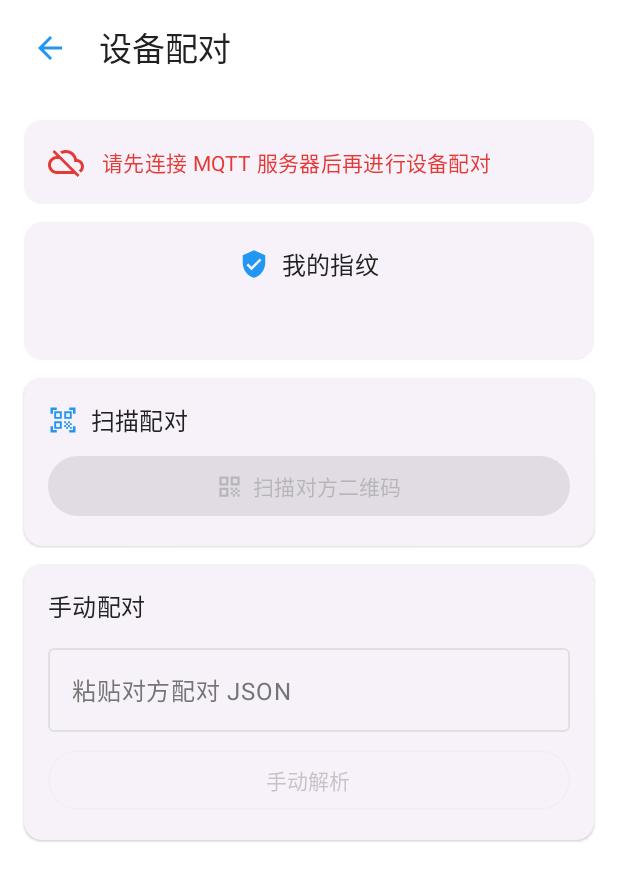
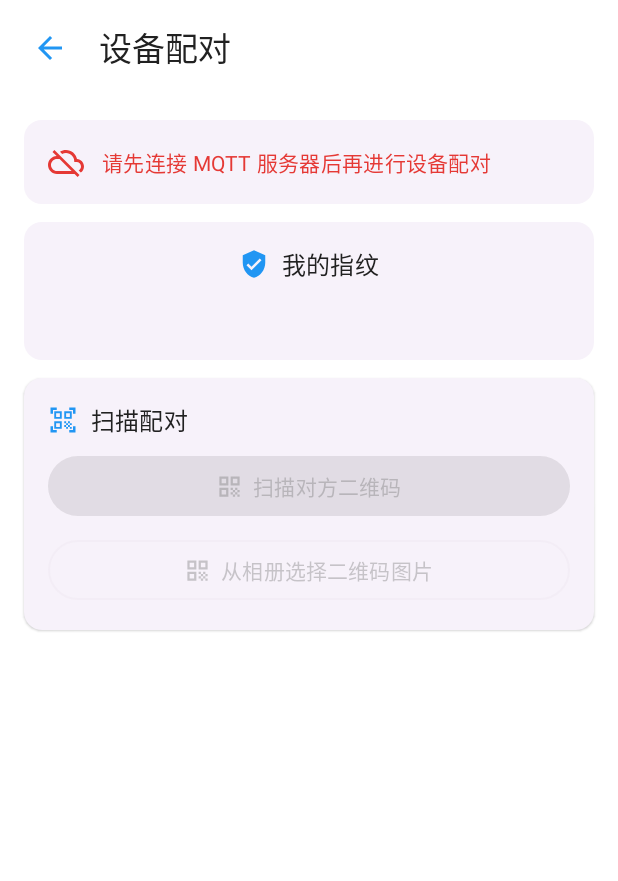
Before and after one commit to Micro-Cnhua/MyMesag, an Android app built with Jetpack Compose: the composable PairScreen shown on its own in the app's theme, on a phone screen of 412 x 824 dp. Shown: the top 881 px of the screen. Run offline under Robolectric (Android 15) with nearby library versions, the phone set to English and light mode, and no system bars; libraries missing offline, so code that uses them is left out: com.google.crypto.tink, com.journeyapps.barcodescanner, org.eclipse.paho; 6 statements that could not run were skipped.

Commit message:
Fixed some issues and busg, update to v0.3.2

```diff
--- a/app/build.gradle.kts
+++ b/app/build.gradle.kts
@@ -25,8 +25,8 @@ android {
         applicationId = "com.mymesag"
         minSdk = 26
         targetSdk = 35
-        versionCode = 5
-        versionName = "0.3.1"
+        versionCode = 6
+        versionName = "0.3.2"
     }
 
     signingConfigs {
@@ -81,7 +81,7 @@ dependencies {
     implementation(libs.androidx.compose.ui.graphics)
     implementation(libs.androidx.compose.ui.tooling.preview)
     implementation(libs.androidx.compose.material3)
-    implementation(libs.androidx.compose.material.icons.extended)
+    implementation(libs.androidx.compose.material.icons.core)
     implementation(libs.androidx.lifecycle.runtime.ktx)
     implementation(libs.androidx.lifecycle.runtime.compose)
     implementation(libs.androidx.lifecycle.viewmodel.compose)
--- a/app/src/main/AndroidManifest.xml
+++ b/app/src/main/AndroidManifest.xml
@@ -51,6 +51,11 @@
             android:exported="false"
             android:theme="@style/Theme.MyMesag" />
 
+        <activity
+            android:name="com.journeyapps.barcodescanner.CaptureActivity"
+            android:screenOrientation="locked"
+            tools:replace="android:screenOrientation" />
+
         <service
             android:name=".service.NotifyListenerService"
             android:exported="true"
--- /dev/null
+++ b/app/src/main/java/com/mymesag/ui/AppIcons.kt
@@ -0,0 +1,92 @@
+package com.mymesag.ui
+
+import androidx.compose.ui.graphics.Color
+import androidx.compose.ui.graphics.SolidColor
+import androidx.compose.ui.graphics.vector.ImageVector
+import androidx.compose.ui.graphics.vector.PathParser
+import androidx.compose.ui.unit.dp
+
+/**
+ * 本地复刻的 Material 图标（路径数据来自官方 material-design-icons 24px SVG）。
+ * 替代 material-icons-extended 依赖，仅保留项目实际用到的图标，显著减小 APK 体积。
+ * 颜色固定为 Black，实际显示颜色由 Icon(tint=...) 决定，与原扩展库行为一致。
+ */
+object AppIcons {
+
+    val BatteryFull: ImageVector by lazy { icon("BatteryFull", "M15.67 4H14V2h-4v2H8.33C7.6 4 7 4.6 7 5.33v15.33C7 21.4 7.6 22 8.33 22h7.33c.74 0 1.34-.6 1.34-1.33V5.33C17 4.6 16.4 4 15.67 4z") }
+
+    val Chat: ImageVector by lazy { icon("Chat", "M20 2H4c-1.1 0-1.99.9-1.99 2L2 22l4-4h14c1.1 0 2-.9 2-2V4c0-1.1-.9-2-2-2zM6 9h12v2H6V9zm8 5H6v-2h8v2zm4-6H6V6h12v2z") }
+
+    val Cloud: ImageVector by lazy { icon("Cloud", "M19.35 10.04C18.67 6.59 15.64 4 12 4 9.11 4 6.6 5.64 5.35 8.04 2.34 8.36 0 10.91 0 14c0 3.31 2.69 6 6 6h13c2.76 0 5-2.24 5-5 0-2.64-2.05-4.78-4.65-4.96z") }
+
+    val CloudDone: ImageVector by lazy { icon("CloudDone", "M19.35 10.04C18.67 6.59 15.64 4 12 4 9.11 4 6.6 5.64 5.35 8.04 2.34 8.36 0 10.91 0 14c0 3.31 2.69 6 6 6h13c2.76 0 5-2.24 5-5 0-2.64-2.05-4.78-4.65-4.96zM10 17l-3.5-3.5 1.41-1.41L10 14.17 15.18 9l1.41 1.41L10 17z") }
+
+    val CloudOff: ImageVector by lazy { icon("CloudOff", "M19.35 10.04C18.67 6.59 15.64 4 12 4c-1.48 0-2.85.43-4.01 1.17l1.46 1.46C10.21 6.23 11.08 6 12 6c3.04 0 5.5 2.46 5.5 5.5v.5H19c1.66 0 3 1.34 3 3 0 1.13-.64 2.11-1.56 2.62l1.45 1.45C23.16 18.16 24 16.68 24 15c0-2.64-2.05-4.78-4.65-4.96zM3 5.27l2.75 2.74C2.56 8.15 0 10.77 0 14c0 3.31 2.69 6 6 6h11.73l2 2L21 20.73 4.27 4 3 5.27zM7.73 10l8 8H6c-2.21 0-4-1.79-4-4s1.79-4 4-4h1.73z") }
+
+    val CloudQueue: ImageVector by lazy { icon("CloudQueue", "M19.35 10.04C18.67 6.59 15.64 4 12 4 9.11 4 6.6 5.64 5.35 8.04 2.34 8.36 0 10.91 0 14c0 3.31 2.69 6 6 6h13c2.76 0 5-2.24 5-5 0-2.64-2.05-4.78-4.65-4.96zM19 18H6c-2.21 0-4-1.79-4-4s1.79-4 4-4h.71C7.37 7.69 9.48 6 12 6c3.04 0 5.5 2.46 5.5 5.5v.5H19c1.66 0 3 1.34 3 3s-1.34 3-3 3z") }
+
+    val CloudUpload: ImageVector by lazy { icon("CloudUpload", "M19.35 10.04C18.67 6.59 15.64 4 12 4 9.11 4 6.6 5.64 5.35 8.04 2.34 8.36 0 10.91 0 14c0 3.31 2.69 6 6 6h13c2.76 0 5-2.24 5-5 0-2.64-2.05-4.78-4.65-4.96zM14 13v4h-4v-4H7l5-5 5 5h-3z") }
+
+    val Devices: ImageVector by lazy { icon("Devices", "M4 6h18V4H4c-1.1 0-2 .9-2 2v11H0v3h14v-3H4V6zm19 2h-6c-.55 0-1 .45-1 1v10c0 .55.45 1 1 1h6c.55 0 1-.45 1-1V9c0-.55-.45-1-1-1zm-1 9h-4v-7h4v7z") }
+
+    val DevicesOther: ImageVector by lazy { icon("DevicesOther", "M3 6h18V4H3c-1.1 0-2 .9-2 2v12c0 1.1.9 2 2 2h4v-2H3V6zm10 6H9v1.78c-.61.55-1 1.33-1 2.22s.39 1.67 1 2.22V20h4v-1.78c.61-.55 1-1.34 1-2.22s-.39-1.67-1-2.22V12zm-2 5.5c-.83 0-1.5-.67-1.5-1.5s.67-1.5 1.5-1.5 1.5.67 1.5 1.5-.67 1.5-1.5 1.5zM22 8h-6c-.5 0-1 .5-1 1v10c0 .5.5 1 1 1h6c.5 0 1-.5 1-1V9c0-.5-.5-1-1-1zm-1 10h-4v-8h4v8z") }
+
+    val Error: ImageVector by lazy { icon("Error", "M12 2C6.48 2 2 6.48 2 12s4.48 10 10 10 10-4.48 10-10S17.52 2 12 2zm1 15h-2v-2h2v2zm0-4h-2V7h2v6z") }
+
+    val ExpandLess: ImageVector by lazy { icon("ExpandLess", "M12 8l-6 6 1.41 1.41L12 10.83l4.59 4.58L18 14z") }
+
+    val ExpandMore: ImageVector by lazy { icon("ExpandMore", "M16.59 8.59L12 13.17 7.41 8.59 6 10l6 6 6-6z") }
+
+    val ListAlt: ImageVector by lazy { icon("ListAlt", "M19 5v14H5V5h14m1.1-2H3.9c-.5 0-.9.4-.9.9v16.2c0 .4.4.9.9.9h16.2c.4 0 .9-.5.9-.9V3.9c0-.5-.5-.9-.9-.9zM11 7h6v2h-6V7zm0 4h6v2h-6v-2zm0 4h6v2h-6zM7 7h2v2H7zm0 4h2v2H7zm0 4h2v2H7z") }
+
+    val MenuBook: ImageVector by lazy {
+        icon(
+            "MenuBook",
+            "M21,5c-1.11-0.35-2.33-0.5-3.5-0.5c-1.95,0-4.05,0.4-5.5,1.5c-1.45-1.1-3.55-1.5-5.5-1.5S2.45,4.9,1,6v14.65c0,0.25,0.25,0.5,0.5,0.5c0.1,0,0.15-0.05,0.25-0.05C3.1,20.45,5.05,20,6.5,20c1.95,0,4.05,0.4,5.5,1.5c1.35-0.85,3.8-1.5,5.5-1.5c1.65,0,3.35,0.3,4.75,1.05c0.1,0.05,0.15,0.05,0.25,0.05c0.25,0,0.5-0.25,0.5-0.5V6C22.4,5.55,21.75,5.25,21,5z M21,18.5c-1.1-0.35-2.3-0.5-3.5-0.5c-1.7,0-4.15,0.65-5.5,1.5V8c1.35-0.85,3.8-1.5,5.5-1.5c1.2,0,2.4,0.15,3.5,0.5V18.5z",
+            "M17.5,10.5c0.88,0,1.73,0.09,2.5,0.26V9.24C19.21,9.09,18.36,9,17.5,9c-1.7,0-3.24,0.29-4.5,0.83v1.66C14.13,10.85,15.7,10.5,17.5,10.5z",
+            "M13,12.49v1.66c1.13-0.64,2.7-0.99,4.5-0.99c0.88,0,1.73,0.09,2.5,0.26V11.9c-0.79-0.15-1.64-0.24-2.5-0.24C15.8,11.66,14.26,11.96,13,12.49z",
+            "M17.5,14.33c-1.7,0-3.24,0.29-4.5,0.83v1.66c1.13-0.64,2.7-0.99,4.5-0.99c0.88,0,1.73,0.09,2.5,0.26v-1.52C19.21,14.41,18.36,14.33,17.5,14.33z"
+        )
+    }
+
+    val NotificationsOff: ImageVector by lazy { icon("NotificationsOff", "M20 18.69L7.84 6.14 5.27 3.49 4 4.76l2.8 2.8v.01c-.52.99-.8 2.16-.8 3.42v5l-2 2v1h13.73l2 2L21 19.72l-1-1.03zM12 22c1.11 0 2-.89 2-2h-4c0 1.11.89 2 2 2zm6-7.32V11c0-3.08-1.64-5.64-4.5-6.32V4c0-.83-.67-1.5-1.5-1.5s-1.5.67-1.5 1.5v.68c-.15.03-.29.08-.42.12-.1.03-.2.07-.3.11h-.01c-.01 0-.01 0-.02.01-.23.09-.46.2-.68.31 0 0-.01 0-.01.01L18 14.68z") }
+
+    val PowerSettingsNew: ImageVector by lazy { icon("PowerSettingsNew", "M13 3h-2v10h2V3zm4.83 2.17l-1.42 1.42C17.99 7.86 19 9.81 19 12c0 3.87-3.13 7-7 7s-7-3.13-7-7c0-2.19 1.01-4.14 2.58-5.42L6.17 5.17C4.23 6.82 3 9.26 3 12c0 4.97 4.03 9 9 9s9-4.03 9-9c0-2.74-1.23-5.18-3.17-6.83z") }
+
+    val QrCode: ImageVector by lazy {
+        icon(
+            "QrCode",
+            "M3,11h8V3H3V11z M5,5h4v4H5V5z",
+            "M3,21h8v-8H3V21z M5,15h4v4H5V15z",
+            "M13,3v8h8V3H13z M19,9h-4V5h4V9z",
+            "M19,19h2v2h-2z M13,13h2v2h-2z M15,15h2v2h-2z M13,17h2v2h-2z M15,19h2v2h-2z M17,17h2v2h-2z M17,13h2v2h-2z M19,15h2v2h-2z"
+        )
+    }
+
+    val QrCodeScanner: ImageVector by lazy { icon("QrCodeScanner", "M9.5,6.5v3h-3v-3H9.5 M11,5H5v6h6V5L11,5z M9.5,14.5v3h-3v-3H9.5 M11,13H5v6h6V13L11,13z M17.5,6.5v3h-3v-3H17.5 M19,5h-6v6h6V5L19,5z M13,13h1.5v1.5H13V13z M14.5,14.5H16V16h-1.5V14.5z M16,13h1.5v1.5H16V13z M13,16h1.5v1.5H13V16z M14.5,17.5H16V19h-1.5V17.5z M16,16h1.5v1.5H16V16z M17.5,14.5H19V16h-1.5V14.5z M17.5,17.5H19V19h-1.5V17.5z M22,7h-2V4h-3V2h5V7z M22,22v-5h-2v3h-3v2H22z M2,22h5v-2H4v-3H2V22z M2,2v5h2V4h3V2H2z") }
+
+    val Router: ImageVector by lazy { icon("Router", "M20.2 5.9l.8-.8C19.6 3.7 17.8 3 16 3s-3.6.7-5 2.1l.8.8C13 4.8 14.5 4.2 16 4.2s3 .6 4.2 1.7zm-.9.8c-.9-.9-2.1-1.4-3.3-1.4s-2.4.5-3.3 1.4l.8.8c.7-.7 1.6-1 2.5-1 .9 0 1.8.3 2.5 1l.8-.8zM19 13h-2V9h-2v4H5c-1.1 0-2 .9-2 2v4c0 1.1.9 2 2 2h14c1.1 0 2-.9 2-2v-4c0-1.1-.9-2-2-2zM8 18H6v-2h2v2zm3.5 0h-2v-2h2v2zm3.5 0h-2v-2h2v2z") }
+
+    val Subscriptions: ImageVector by lazy { icon("Subscriptions", "M20 8H4V6h16v2zm-2-6H6v2h12V2zm4 10v8c0 1.1-.9 2-2 2H4c-1.1 0-2-.9-2-2v-8c0-1.1.9-2 2-2h16c1.1 0 2 .9 2 2zm-6 4l-6-3.27v6.53L16 16z") }
+
+    val SystemUpdate: ImageVector by lazy { icon("SystemUpdate", "M17 1.01L7 1c-1.1 0-2 .9-2 2v18c0 1.1.9 2 2 2h10c1.1 0 2-.9 2-2V3c0-1.1-.9-1.99-2-1.99zM17 19H7V5h10v14zm-1-6h-3V8h-2v5H8l4 4 4-4z") }
+
+    val VerifiedUser: ImageVector by lazy { icon("VerifiedUser", "M12 1L3 5v6c0 5.55 3.84 10.74 9 12 5.16-1.26 9-6.45 9-12V5l-9-4zm-2 16l-4-4 1.41-1.41L10 14.17l6.59-6.59L18 9l-8 8z") }
+
+    private fun icon(name: String, vararg paths: String): ImageVector {
+        val builder = ImageVector.Builder(
+            name = name,
+            defaultWidth = 24.dp,
+            defaultHeight = 24.dp,
+            viewportWidth = 24f,
+            viewportHeight = 24f
+        )
+        for (d in paths) {
+            builder.addPath(
+                pathData = PathParser().parsePathString(d).toNodes(),
+                fill = SolidColor(Color.Black)
+            )
+        }
+        return builder.build()
+    }
+}
--- a/app/src/main/java/com/mymesag/ui/PairScreen.kt
+++ b/app/src/main/java/com/mymesag/ui/PairScreen.kt
@@ -1,6 +1,8 @@
 package com.mymesag.ui
 
+import android.graphics.BitmapFactory
 import androidx.activity.compose.rememberLauncherForActivityResult
+import androidx.activity.result.contract.ActivityResultContracts
 import androidx.compose.foundation.Image
 import androidx.compose.foundation.layout.Arrangement
 import androidx.compose.foundation.layout.Column
@@ -15,18 +17,13 @@ import androidx.compose.foundation.rememberScrollState
 import androidx.compose.foundation.verticalScroll
 import androidx.compose.material.icons.Icons
 import androidx.compose.material.icons.filled.ArrowBack
-import androidx.compose.material.icons.filled.CloudOff
 import androidx.compose.material.icons.filled.Delete
-import androidx.compose.material.icons.filled.QrCode
-import androidx.compose.material.icons.filled.QrCodeScanner
-import androidx.compose.material.icons.filled.VerifiedUser
 import androidx.compose.material3.Button
 import androidx.compose.material3.ElevatedCard
 import androidx.compose.material3.ExperimentalMaterial3Api
 import androidx.compose.material3.Icon
 import androidx.compose.material3.MaterialTheme
 import androidx.compose.material3.OutlinedButton
-import androidx.compose.material3.OutlinedTextField
 import androidx.compose.material3.Scaffold
 import androidx.compose.material3.Text
 import androidx.compose.material3.TextButton
@@ -38,6 +35,7 @@ import androidx.compose.runtime.remember
 import androidx.compose.ui.Alignment
 import androidx.compose.ui.Modifier
 import androidx.compose.ui.graphics.asImageBitmap
+import androidx.compose.ui.platform.LocalContext
 import androidx.compose.ui.text.font.FontFamily
 import androidx.compose.ui.text.style.TextAlign
 import androidx.compose.ui.unit.dp
@@ -52,6 +50,14 @@ import com.mymesag.network.MqttState
 fun PairScreen(onBack: () -> Unit, viewModel: PairingViewModel = viewModel()) {
     val scanLauncher = rememberLauncherForActivityResult(ScanContract()) { result ->
         result.contents?.let { viewModel.onScanned(it) }
+    }
+    val context = LocalContext.current
+    val imageLauncher = rememberLauncherForActivityResult(ActivityResultContracts.GetContent()) { uri ->
+        if (uri == null) return@rememberLauncherForActivityResult
+        val bitmap = runCatching {
+            context.contentResolver.openInputStream(uri).use { BitmapFactory.decodeStream(it) }
+        }.getOrNull()
+        viewModel.onImageResult(bitmap?.let { QrCode.decode(it) })
     }
     val mqttState by MqttConnection.manager.state.collectAsState()
     val mqttConnected = mqttState == MqttState.CONNECTED
@@ -84,7 +90,7 @@ fun PairScreen(onBack: () -> Unit, viewModel: PairingViewModel = viewModel()) {
                         verticalAlignment = Alignment.CenterVertically
                     ) {
                         Icon(
-                            Icons.Default.CloudOff,
+                            AppIcons.CloudOff,
                             contentDescription = null,
                             tint = MaterialTheme.colorScheme.error,
                             modifier = Modifier.size(24.dp)
@@ -107,7 +113,7 @@ fun PairScreen(onBack: () -> Unit, viewModel: PairingViewModel = viewModel()) {
                 ) {
                     Row(verticalAlignment = Alignment.CenterVertically) {
                         Icon(
-                            Icons.Default.VerifiedUser,
+                            AppIcons.VerifiedUser,
                             contentDescription = null,
                             tint = MaterialTheme.colorScheme.primary,
                             modifier = Modifier.size(20.dp)
@@ -147,7 +153,7 @@ fun PairScreen(onBack: () -> Unit, viewModel: PairingViewModel = viewModel()) {
                 Column(modifier = Modifier.padding(16.dp)) {
                     Row(verticalAlignment = Alignment.CenterVertically) {
                         Icon(
-                            Icons.Default.QrCodeScanner,
+                            AppIcons.QrCodeScanner,
                             contentDescription = null,
                             tint = MaterialTheme.colorScheme.primary,
                             modifier = Modifier.size(20.dp)
@@ -157,35 +163,25 @@ fun PairScreen(onBack: () -> Unit, viewModel: PairingViewModel = viewModel()) {
                     Spacer(Modifier.height(8.dp))
                     Button(
                         onClick = {
-                            scanLauncher.launch(ScanOptions().apply { setPrompt("扫描对方二维码") })
+                            scanLauncher.launch(ScanOptions().apply {
+                                setPrompt("扫描对方二维码")
+                            })
                         },
                         enabled = mqttConnected,
                         modifier = Modifier.fillMaxWidth()
                     ) {
-                        Icon(Icons.Default.QrCode, contentDescription = null, modifier = Modifier.size(18.dp))
+                        Icon(AppIcons.QrCode, contentDescription = null, modifier = Modifier.size(18.dp))
                         Text("  扫描对方二维码")
                     }
-                }
-            }
-
-            Spacer(Modifier.height(12.dp))
-
-            ElevatedCard(modifier = Modifier.fillMaxWidth()) {
-                Column(modifier = Modifier.padding(16.dp)) {
-                    Text("手动配对", style = MaterialTheme.typography.titleMedium)
-                    Spacer(Modifier.height(8.dp))
-                    OutlinedTextField(
-                        value = viewModel.manualInput,
-                        onValueChange = { viewModel.manualInput = it },
-                        label = { Text("粘贴对方配对 JSON") },
-                        modifier = Modifier.fillMaxWidth()
-                    )
                     Spacer(Modifier.height(8.dp))
                     OutlinedButton(
-                        onClick = { viewModel.onManualInput() },
+                        onClick = { imageLauncher.launch("image/*") },
                         enabled = mqttConnected,
                         modifier = Modifier.fillMaxWidth()
-                    ) { Text("手动解析") }
+                    ) {
+                        Icon(AppIcons.QrCode, contentDescription = null, modifier = Modifier.size(18.dp))
+                        Text("  从相册选择二维码图片")
+                    }
                 }
             }
 
@@ -195,7 +191,7 @@ fun PairScreen(onBack: () -> Unit, viewModel: PairingViewModel = viewModel()) {
                     Column(modifier = Modifier.padding(16.dp)) {
                         Row(verticalAlignment = Alignment.CenterVertically) {
                             Icon(
-                                Icons.Default.VerifiedUser,
+                                AppIcons.VerifiedUser,
                                 contentDescription = null,
                                 tint = MaterialTheme.colorScheme.primary,
                                 modifier = Modifier.size(20.dp)
--- a/app/src/main/java/com/mymesag/ui/ReplyScreen.kt
+++ b/app/src/main/java/com/mymesag/ui/ReplyScreen.kt
@@ -14,7 +14,6 @@ import androidx.compose.foundation.rememberScrollState
 import androidx.compose.foundation.verticalScroll
 import androidx.compose.material.icons.Icons
 import androidx.compose.material.icons.filled.ArrowBack
-import androidx.compose.material.icons.filled.Chat
 import androidx.compose.material.icons.filled.Send
 import androidx.compose.material3.Button
 import androidx.compose.material3.CircularProgressIndicator
@@ -93,7 +92,7 @@ fun ReplyScreen(
                     verticalAlignment = Alignment.CenterVertically
                 ) {
                     Icon(
-                        Icons.Default.Chat,
+                        AppIcons.Chat,
                         contentDescription = null,
                         tint = MaterialTheme.colorScheme.primary,
                         modifier = Modifier.size(28.dp)
--- a/gradle/libs.versions.toml
+++ b/gradle/libs.versions.toml
@@ -23,7 +23,7 @@ androidx-compose-ui = { group = "androidx.compose.ui", name = "ui" }
 androidx-compose-ui-graphics = { group = "androidx.compose.ui", name = "ui-graphics" }
 androidx-compose-ui-tooling-preview = { group = "androidx.compose.ui", name = "ui-tooling-preview" }
 androidx-compose-material3 = { group = "androidx.compose.material3", name = "material3" }
-androidx-compose-material-icons-extended = { group = "androidx.compose.material", name = "material-icons-extended" }
+androidx-compose-material-icons-core = { group = "androidx.compose.material", name = "material-icons-core" }
 androidx-lifecycle-runtime-ktx = { group = "androidx.lifecycle", name = "lifecycle-runtime-ktx", version.ref = "lifecycleRuntimeKtx" }
 androidx-lifecycle-runtime-compose = { group = "androidx.lifecycle", name = "lifecycle-runtime-compose", version.ref = "lifecycleRuntimeKtx" }
 androidx-lifecycle-viewmodel-compose = { group = "androidx.lifecycle", name = "lifecycle-viewmodel-compose", version.ref = "lifecycleRuntimeKtx" }
```
Also changed, not shown: app/src/main/java/com/mymesag/ui/HomeScreen.kt (+6 -13 lines), app/src/main/java/com/mymesag/ui/MqttTestScreen.kt (+6 -12 lines), app/src/main/java/com/mymesag/ui/MqttViewModel.kt (+10 -0 lines), app/src/main/java/com/mymesag/ui/PairingViewModel.kt (+6 -3 lines), app/src/main/java/com/mymesag/ui/QrCode.kt (+19 -0 lines), app/src/main/java/com/mymesag/ui/SyncSettingsScreen.kt (+6 -13 lines), 1 other file.
